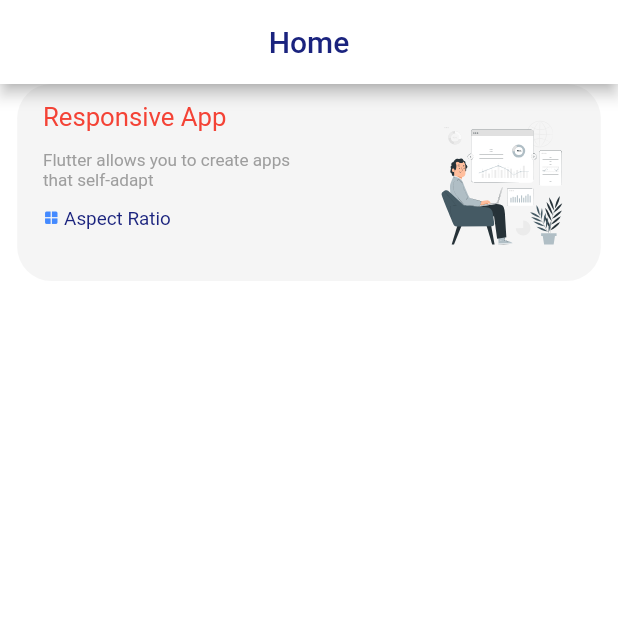
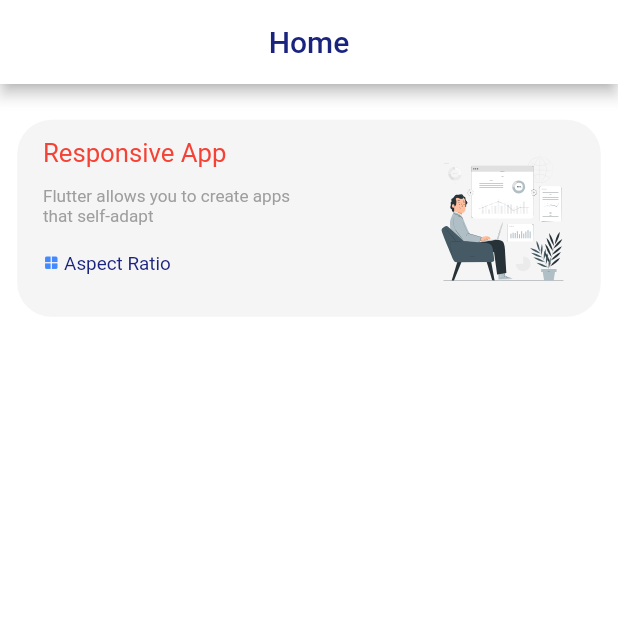
Before and after one commit to mo762/screen-util-responsive, a Flutter app: the screen it shows after launch, on a phone screen of 412 x 824 dp, the top half of it. Run offline on Flutter 3.47's test engine with Material 2 defaults, Android fonts, the phone set to English and light mode, and no system bars; our stand-ins replace device_preview, flutter_screenutil, flutter_svg.

Commit message:
add changes

```diff
--- a/lib/components/container1.dart
+++ b/lib/components/container1.dart
@@ -16,7 +16,7 @@ class CustomContainer1 extends StatelessWidget {
   Widget build(BuildContext context) {
     return Container(
       padding: EdgeInsets.symmetric(horizontal: 15.w, vertical: 10.h),
-      margin: EdgeInsets.symmetric(horizontal: 10.w),
+      margin: EdgeInsets.symmetric(horizontal: 10.w, vertical: 20.h),
       width: double.infinity,
       height: 110.h,
       decoration: BoxDecoration(
@@ -35,7 +35,7 @@ class CustomContainer1 extends StatelessWidget {
                 'Flutter allows you to create apps\nthat self-adapt',
                 style: TextStyle(color: Colors.grey, fontSize: 10.sp),
               ),
-              SizedBox(height: 10.h),
+              SizedBox(height: 15.h),
               Row(
                 children: [
                   Icon(icon, color: iconColor, size: 11),
```
